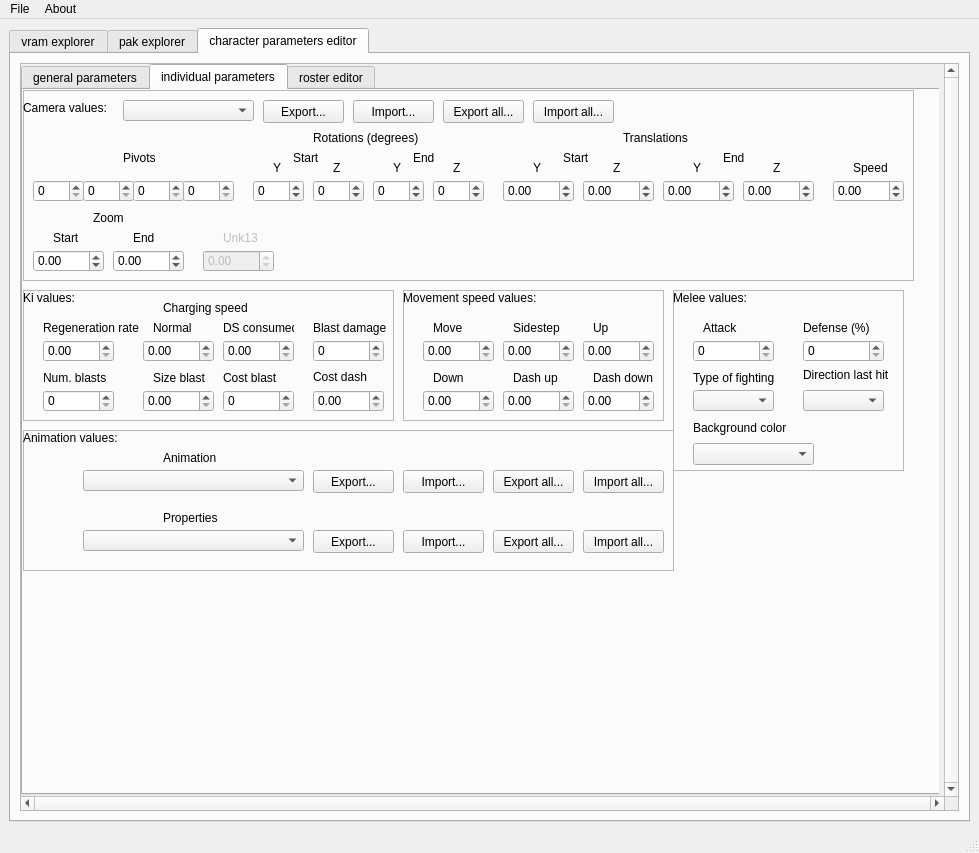
Old version of the form lib/design/Raging_tools.ui in the repository adsl14/Raging-tools.
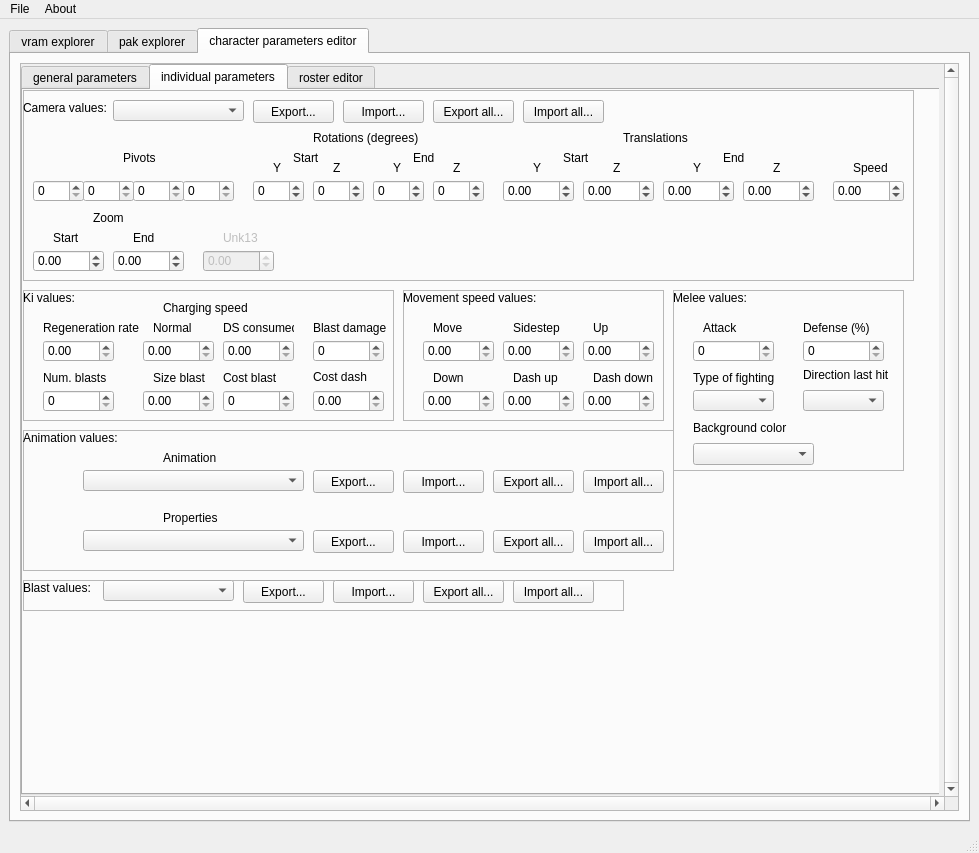
New version of the form. The open tabs and pages were chosen to show the change. Icons and pictures are not drawn.

Commit message: Added support for blast parameters (only export and import each blast attack)

The edit to the form file:
```diff
--- a/lib/design/Raging_tools.ui
+++ b/lib/design/Raging_tools.ui
@@ -4530,7 +4530,7 @@
               <widget class="QComboBox" name="camera_type_key">
                <property name="geometry">
                 <rect>
-                 <x>100</x>
+                 <x>90</x>
                  <y>10</y>
                  <width>131</width>
                  <height>21</height>
@@ -5127,7 +5127,7 @@
               <widget class="QPushButton" name="exportCameraButton">
                <property name="geometry">
                 <rect>
-                 <x>240</x>
+                 <x>230</x>
                  <y>10</y>
                  <width>81</width>
                  <height>23</height>
@@ -5140,7 +5140,7 @@
               <widget class="QPushButton" name="importCameraButton">
                <property name="geometry">
                 <rect>
-                 <x>330</x>
+                 <x>320</x>
                  <y>10</y>
                  <width>81</width>
                  <height>23</height>
@@ -5153,7 +5153,7 @@
               <widget class="QPushButton" name="exportAllCameraButton">
                <property name="geometry">
                 <rect>
-                 <x>420</x>
+                 <x>410</x>
                  <y>10</y>
                  <width>81</width>
                  <height>23</height>
@@ -5166,7 +5166,7 @@
               <widget class="QPushButton" name="importAllCameraButton">
                <property name="geometry">
                 <rect>
-                 <x>510</x>
+                 <x>500</x>
                  <y>10</y>
                  <width>81</width>
                  <height>23</height>
@@ -5792,6 +5792,103 @@
                </property>
               </widget>
              </widget>
+             <widget class="QFrame" name="blast_values">
+              <property name="geometry">
+               <rect>
+                <x>0</x>
+                <y>490</y>
+                <width>601</width>
+                <height>31</height>
+               </rect>
+              </property>
+              <property name="toolTip">
+               <string/>
+              </property>
+              <property name="frameShape">
+               <enum>QFrame::StyledPanel</enum>
+              </property>
+              <property name="frameShadow">
+               <enum>QFrame::Raised</enum>
+              </property>
+              <widget class="QLabel" name="blast_values_text">
+               <property name="geometry">
+                <rect>
+                 <x>0</x>
+                 <y>0</y>
+                 <width>71</width>
+                 <height>16</height>
+                </rect>
+               </property>
+               <property name="toolTip">
+                <string>&lt;html&gt;&lt;head/&gt;&lt;body&gt;&lt;p&gt;Blast values. It holds how the attacks will be executed (chargeable blast attack, cinematic attack, support attack, etc)&lt;/p&gt;&lt;/body&gt;&lt;/html&gt;</string>
+               </property>
+               <property name="text">
+                <string>Blast values:</string>
+               </property>
+              </widget>
+              <widget class="QComboBox" name="blast_key">
+               <property name="geometry">
+                <rect>
+                 <x>80</x>
+                 <y>0</y>
+                 <width>131</width>
+                 <height>21</height>
+                </rect>
+               </property>
+              </widget>
+              <widget class="QPushButton" name="exportBlastButton">
+               <property name="geometry">
+                <rect>
+                 <x>220</x>
+                 <y>0</y>
+                 <width>81</width>
+                 <height>23</height>
+                </rect>
+               </property>
+               <property name="text">
+                <string>Export...</string>
+               </property>
+              </widget>
+              <widget class="QPushButton" name="importBlastButton">
+               <property name="geometry">
+                <rect>
+                 <x>310</x>
+                 <y>0</y>
+                 <width>81</width>
+                 <height>23</height>
+                </rect>
+               </property>
+               <property name="text">
+                <string>Import...</string>
+               </property>
+              </widget>
+              <widget class="QPushButton" name="exportAllBlastButton">
+               <property name="geometry">
+                <rect>
+                 <x>400</x>
+                 <y>0</y>
+                 <width>81</width>
+                 <height>23</height>
+                </rect>
+               </property>
+               <property name="text">
+                <string>Export all...</string>
+               </property>
+              </widget>
+              <widget class="QPushButton" name="importAllBlastButton">
+               <property name="geometry">
+                <rect>
+                 <x>490</x>
+                 <y>0</y>
+                 <width>81</width>
+                 <height>23</height>
+                </rect>
+               </property>
+               <property name="text">
+                <string>Import all...</string>
+               </property>
+              </widget>
+             </widget>
             </widget>
             <widget class="QWidget" name="cs_chip">
              <attribute name="title">
```
The commit also changes 4 other files.
